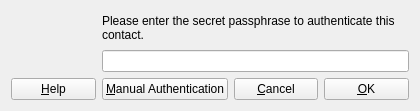
KDE/kopete, file plugins/otr/smppopup.ui: the form before one commit.
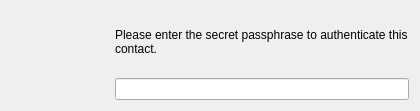
The form after the commit. Custom widgets are drawn as their Qt base class.

Commit message: added docbook removed self-created buttons from smppopup.ui and used setButtons() changed Help button to open internal help instead of website

Patch:
```diff
--- a/plugins/otr/smppopup.ui
+++ b/plugins/otr/smppopup.ui
@@ -29,34 +29,6 @@
    <item row="1" column="1" colspan="3" >
     <widget class="KLineEdit" name="lePassphrase" />
    </item>
-   <item row="2" column="0" >
-    <widget class="KPushButton" name="pbHelp" >
-     <property name="text" >
-      <string>&amp;Help</string>
-     </property>
-    </widget>
-   </item>
-   <item row="2" column="1" >
-    <widget class="KPushButton" name="pbManualAuth" >
-     <property name="text" >
-      <string>&amp;Manual Authentication</string>
-     </property>
-    </widget>
-   </item>
-   <item row="2" column="2" >
-    <widget class="KPushButton" name="pbCancel" >
-     <property name="text" >
-      <string>&amp;Cancel</string>
-     </property>
-    </widget>
-   </item>
-   <item row="2" column="3" >
-    <widget class="KPushButton" name="pbOk" >
-     <property name="text" >
-      <string>&amp;OK</string>
-     </property>
-    </widget>
-   </item>
    <item rowspan="2" row="0" column="0" >
     <widget class="QLabel" name="lIcon" >
      <property name="text" >
@@ -72,11 +44,6 @@
    <extends>QLineEdit</extends>
    <header>klineedit.h</header>
   </customwidget>
-  <customwidget>
-   <class>KPushButton</class>
-   <extends>QPushButton</extends>
-   <header>kpushbutton.h</header>
-  </customwidget>
  </customwidgets>
  <resources/>
  <connections/>
```
The commit also changes 12 other files.
